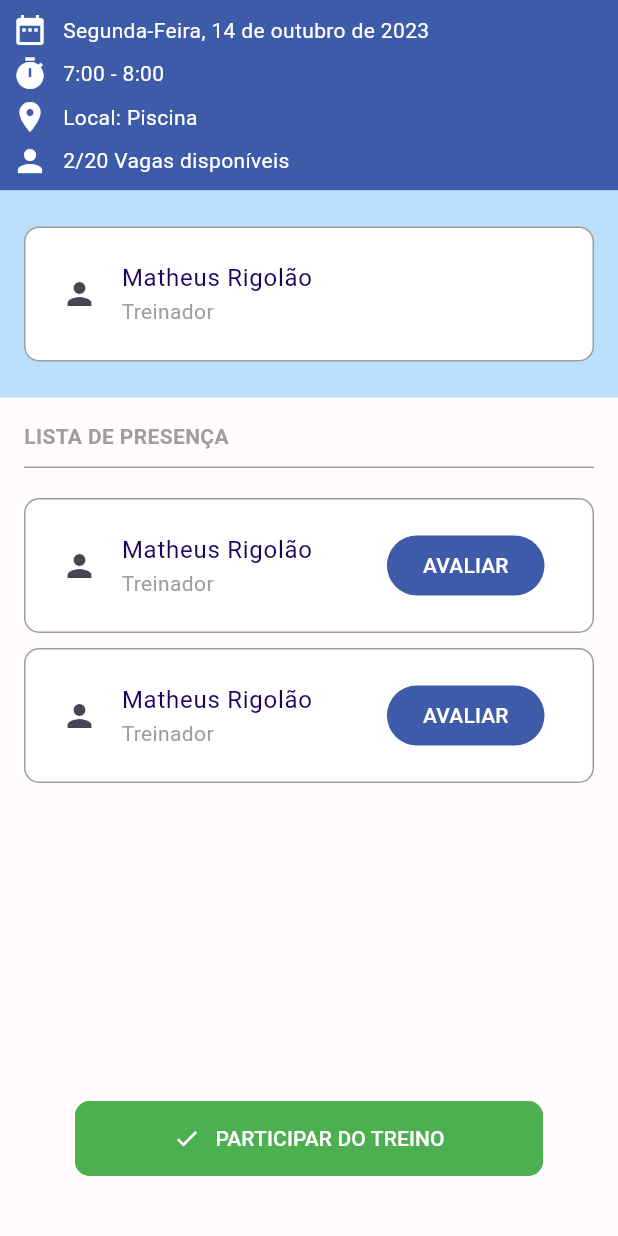
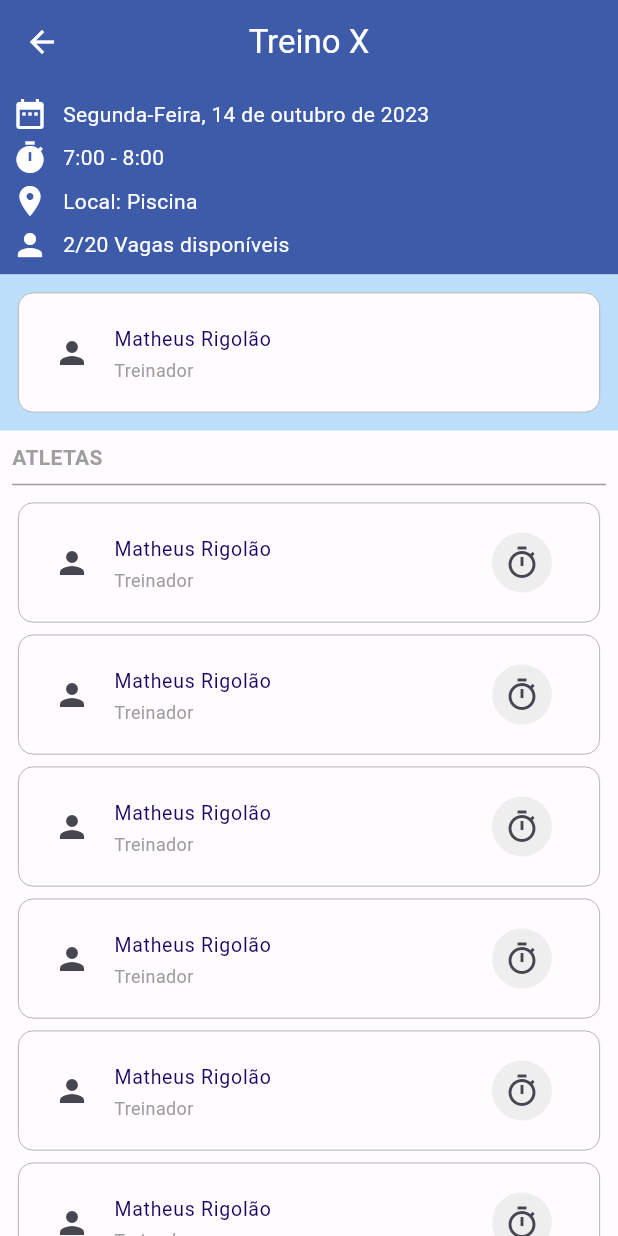
Before and after one commit to Rigolao/Desafio_Natacao, a Flutter app: the AtletaTreinoContent screen opened directly, on a phone screen of 412 x 824 dp. Run offline on Flutter 3.47's test engine with Material 2 defaults, Android fonts, the phone set to English and light mode, and no system bars.

Commit message:
varias mudancas

```diff
--- a/lib/atletas_treino/atletas_treino_content.dart
+++ b/lib/atletas_treino/atletas_treino_content.dart
@@ -4,7 +4,7 @@ import 'package:flutter/cupertino.dart';
 import 'package:flutter/material.dart';
 
 class AtletaTreinoContent extends StatefulWidget {
-  const AtletaTreinoContent({super.key});
+  const AtletaTreinoContent({Key? key});
 
   @override
   State<AtletaTreinoContent> createState() => _AtletaTreinoContentState();
@@ -13,7 +13,19 @@ class AtletaTreinoContent extends StatefulWidget {
 class _AtletaTreinoContentState extends State<AtletaTreinoContent> {
   @override
   Widget build(BuildContext context) {
-    return Column(
+    return Scaffold(
+        appBar: AppBar(
+          iconTheme: const IconThemeData(color: Colors.white),
+          title: const Text('Treino X', style: TextStyle(color: Colors.white)),
+          centerTitle: true,
+          backgroundColor: lightColorScheme.primary,
+        ),
+      body: Column(
+          children: [
+            Expanded(
+              child: SingleChildScrollView(
+                physics: const ClampingScrollPhysics(),
+                child: Column(
                   children: [
                     Container(
                       color: lightColorScheme.primary,
@@ -27,8 +39,10 @@ class _AtletaTreinoContentState extends State<AtletaTreinoContent> {
                                 SizedBox(
                                   width: 10,
                                 ),
-                      Text('Segunda-Feira, 14 de outubro de 2023',
-                          style: TextStyle(color: Colors.white)),
+                                Text(
+                                  'Segunda-Feira, 14 de outubro de 2023',
+                                  style: TextStyle(color: Colors.white),
+                                ),
                               ],
                             ),
                             SizedBox(
@@ -40,8 +54,10 @@ class _AtletaTreinoContentState extends State<AtletaTreinoContent> {
                                 SizedBox(
                                   width: 10,
                                 ),
-                      Text('7:00 - 8:00',
-                          style: TextStyle(color: Colors.white)),
+                                Text(
+                                  '7:00 - 8:00',
+                                  style: TextStyle(color: Colors.white),
+                                ),
                               ],
                             ),
                             SizedBox(
@@ -53,8 +69,10 @@ class _AtletaTreinoContentState extends State<AtletaTreinoContent> {
                                 SizedBox(
                                   width: 10,
                                 ),
-                      Text('Local: Piscina',
-                          style: TextStyle(color: Colors.white)),
+                                Text(
+                                  'Local: Piscina',
+                                  style: TextStyle(color: Colors.white),
+                                ),
                               ],
                             ),
                             SizedBox(
@@ -66,83 +84,64 @@ class _AtletaTreinoContentState extends State<AtletaTreinoContent> {
                                 SizedBox(
                                   width: 10,
                                 ),
-                      Text('2/20 Vagas disponíveis',
-                          style: TextStyle(color: Colors.white)),
+                                Text(
+                                  '2/20 Vagas disponíveis',
+                                  style: TextStyle(color: Colors.white),
+                                ),
                               ],
                             ),
                           ],
                         ),
-            )),
+                      ),
+                    ),
                     Container(
                       color: Colors.blue[100],
                       child: const Padding(
-            padding: EdgeInsets.symmetric(vertical: 24, horizontal: 16),
+                        padding: EdgeInsets.all(8),
                         child: PersonCard(
                           rating: false,
                         ),
                       ),
                     ),
                     Padding(
-          padding: const EdgeInsets.all(16.0),
+                      padding: const EdgeInsets.all(8.0),
                       child: Column(
                         children: [
-              Column(
+                          const Column(
                             crossAxisAlignment: CrossAxisAlignment.start,
                             children: [
-                  const Text('LISTA DE PRESENÇA',
+                              Text(
+                                'ATLETAS',
                                 style: TextStyle(
-                          color: Colors.grey, fontWeight: FontWeight.bold)),
-                  const SizedBox(
-                    height: 10,
+                                  color: Colors.grey,
+                                  fontWeight: FontWeight.bold,
                                 ),
-                  Container(
-                    height: 1,
-                    color: Colors.grey,
-                  )
+                              ),
+                              Divider(
+                                color: Colors.grey)
                             ],
                           ),
-              const SizedBox(
-                height: 20,
+                          SizedBox(
+                            height: MediaQuery.of(context).size.height,
+                            child: ListView.builder(
+                              physics: const NeverScrollableScrollPhysics(),
+                              itemCount: 20,
+                              itemBuilder: (itemBuilder, index) {
+                                return const PersonCard(
+                                  rating: true,
+                                );
+                              },
                             ),
-              const PersonCard(
-                rating: true,
                           ),
-              const SizedBox(
-                height: 10,
-              ),
-              const PersonCard(
-                rating: true,
-              )
                         ],
                       ),
                     ),
-        const Spacer(),
-        Padding(
-          padding: const EdgeInsets.symmetric(horizontal: 50, vertical: 40),
-          child: FilledButton(
-              onPressed: () => {},
-              style: ButtonStyle(
-                shape: MaterialStateProperty.all<RoundedRectangleBorder>(
-                    RoundedRectangleBorder(
-                        borderRadius: BorderRadius.circular(10.0),
-                        side: const BorderSide(color: Colors.green))),
-                  backgroundColor:
-                      MaterialStateProperty.all(Colors.green)),
-              child: const Padding(
-                padding: EdgeInsets.symmetric(vertical: 15.0),
-                child: Row(
-                  mainAxisAlignment: MainAxisAlignment.center,
-                  children: [
-                    Icon(Icons.check),
-                    SizedBox(
-                      width: 10,
-                    ),
-                    Text('PARTICIPAR DO TREINO')
                   ],
                 ),
-              )),
-        )
+              ),
+            ),
           ],
+        ),
     );
   }
 }
--- a/lib/home/components/bottom_sheet_button.dart
+++ b/lib/home/components/bottom_sheet_button.dart
@@ -8,8 +8,10 @@ class BottomSheetButton extends StatelessWidget {
 
   @override
   Widget build(BuildContext context) {
-    return GestureDetector(
+    return InkWell(
       onTap: onPressed,
+      child: Padding(
+        padding: const EdgeInsets.symmetric(vertical: 4.0, horizontal: 16),
         child: Row(
           mainAxisAlignment: MainAxisAlignment.start,
           children: [
@@ -29,8 +31,9 @@ class BottomSheetButton extends StatelessWidget {
               ),
             ),
             const SizedBox(width: 15),
-          Text(texto, style: const TextStyle(fontSize: 15)),
+            Text(texto, style: const TextStyle(fontSize: 15, color: Colors.black)),
           ],
+        ),
       ),
     );
   }
--- a/lib/home/home_controller.dart
+++ b/lib/home/home_controller.dart
@@ -30,32 +30,46 @@ class HomeController extends ChangeNotifier {
           context: context,
           builder: (context) {
             return SizedBox(
-                height: 300,
-                child: Padding(
-                  padding:
-                      const EdgeInsets.symmetric(vertical: 20, horizontal: 30),
+                height: 250,
                 child: Column(
                   crossAxisAlignment: CrossAxisAlignment.start,
                   children: [
-                      const Text('Criar', style: TextStyle(fontSize: 20)),
+                    Padding(
+                      padding: const EdgeInsets.symmetric(horizontal: 16, vertical: 8),
+                      child: Row(
+                        children: [
+                          const Text('Criar', style: TextStyle(fontSize: 20, color: Colors.black)),
                           const Spacer(),
+                          IconButton(
+                              onPressed: () => Navigator.pop(context),
+                              icon: const Icon(Icons.close))
+                        ],
+                      ),
+                    ),
+                    Expanded(
+                      child: Padding(
+                        padding: const EdgeInsets.fromLTRB(0, 0, 0, 16),
+                        child: Column(
+                          crossAxisAlignment: CrossAxisAlignment.start,
+                          mainAxisAlignment: MainAxisAlignment.spaceBetween,
+                          children: [
                             BottomSheetButton(
                                 icone: Icons.sports_handball_outlined,
                                 texto: 'Cadastrar Atleta',
                                 onPressed: () => {}),
-                      const Spacer(),
                             BottomSheetButton(
                                 icone: Icons.sports,
                                 texto: 'Cadastrar Treinador',
                                 onPressed: () => {}),
-                      const Spacer(),
                             BottomSheetButton(
                                 icone: Icons.create,
                                 texto: 'Cadastrar Treino',
                                 onPressed: () => {}),
-                      const Spacer(),
                           ],
                         ),
+                      ),
+                    ),
+                  ],
                 ));
           });
     } else {
@@ -78,6 +92,8 @@ class Page2 extends StatelessWidget {
 class Page3 extends StatelessWidget {
   @override
   Widget build(BuildContext context) {
-    return const AtletaTreinoContent();
+    return const Center(
+      child: Text('Perfil')
+    );
   }
 }
--- a/lib/login/login_content.dart
+++ b/lib/login/login_content.dart
@@ -75,7 +75,7 @@ class _LoginContentState extends State<LoginContent> {
                                     const SizedBox(height: 16),
                                     TextFormField(
                                       controller: controller.state.senhaController,
-                                      obscureText: controller.state.showPassword,
+                                      obscureText: !controller.state.showPassword,
                                       decoration: InputDecoration(
                                         border: const OutlineInputBorder(),
                                         labelText: 'Senha',
--- a/lib/shared/person_card.dart
+++ b/lib/shared/person_card.dart
@@ -8,24 +8,32 @@ import 'package:flutter/services.dart';
 
   @override
   Widget build(BuildContext context) {
-      return Container(
-        decoration: BoxDecoration(
-          color: Colors.white,
-          borderRadius: const BorderRadius.all(Radius.circular(10)),
-          border: Border.all(color: Colors.grey),
+    return Card(
+      elevation: 0,
+      shape: RoundedRectangleBorder(
+        borderRadius: BorderRadius.circular(10),
+        side: const BorderSide(color: Colors.grey, width: 0.5),
       ),
       child: Padding(
           padding: const EdgeInsets.all(8.0),
           child: ListTile(
+              dense: true,
               leading: const Icon(Icons.person),
               title: const Text('Matheus Rigolão'),
-            subtitle: const Text('Treinador', style: TextStyle(color: Colors.grey)),
-            trailing: rating == true ? FilledButton(onPressed: () => { _showModal(context)
-            }, child: Text('AVALIAR')) : null
+              subtitle: const Text(
+                  'Treinador', style: TextStyle(color: Colors.grey)),
+              trailing: rating == true ?
+              CircleAvatar(
+                backgroundColor: Colors.grey[200],
+                child: IconButton(
+                  autofocus: true,
+                  focusColor: Colors.blue[200],
+                    onPressed: () {},
+                    icon: const Icon(Icons.timer_outlined)),
+              ) : null
       ),
     ),
     );
-    }
   }
 
   void _showModal(BuildContext context) {
--- a/lib/treino/treino_controller.dart
+++ b/lib/treino/treino_controller.dart
@@ -1,3 +1,4 @@
+import 'package:desafio_6_etapa/atletas_treino/atletas_treino_content.dart';
 import 'package:desafio_6_etapa/treino/treino_state.dart';
 import 'package:flutter/material.dart';
 
```
Also changed, not shown: lib/atletas_treino/atletas_treino_controller.dart (added), lib/atletas_treino/atletas_treino_state.dart (added). Lines whose indentation alone changed are shown as unchanged.
